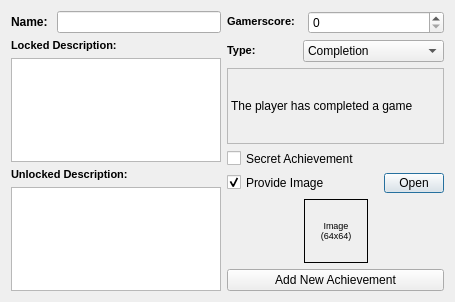
The window that XDBF/achievementinjectordialog.ui (hetelek/XDBF-Manager) describes before a commit, drawn with Qt 5.
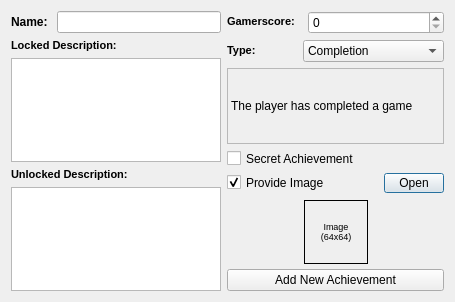
The same window after the commit. Icons and pictures are not drawn.

Patch:
```diff
--- a/XDBF/achievementinjectordialog.ui
+++ b/XDBF/achievementinjectordialog.ui
@@ -307,7 +307,7 @@
          <property name="maximumSize">
           <size>
            <width>64</width>
-           <height>64</height>
+           <height>62</height>
           </size>
          </property>
          <property name="font">
```
